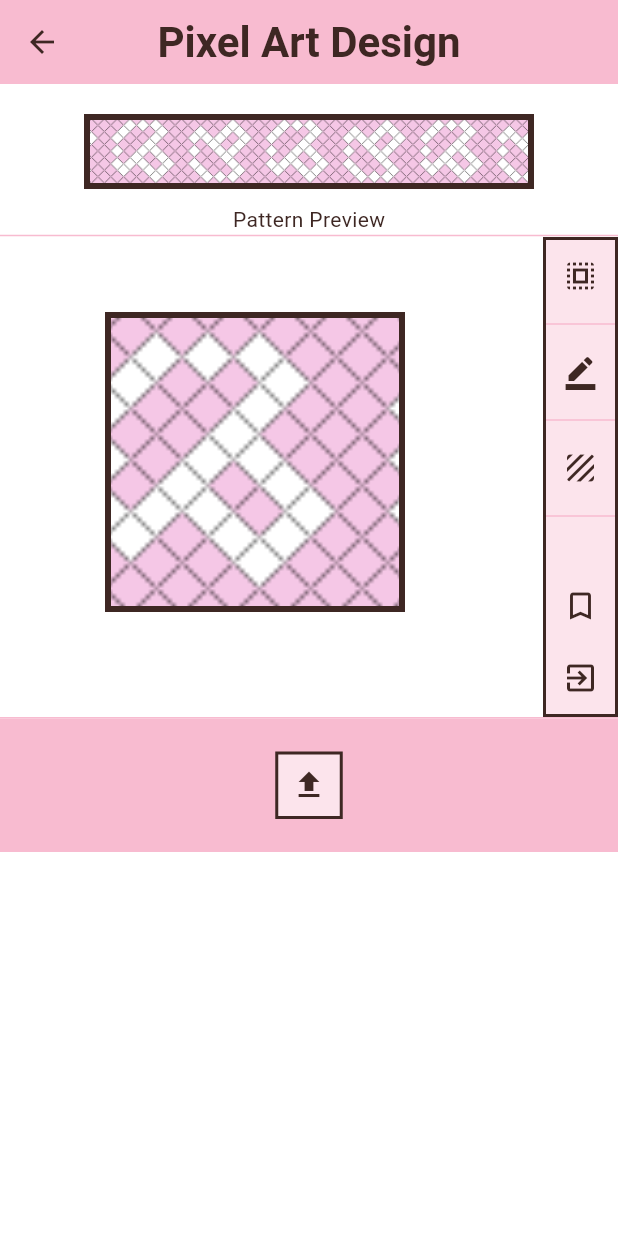
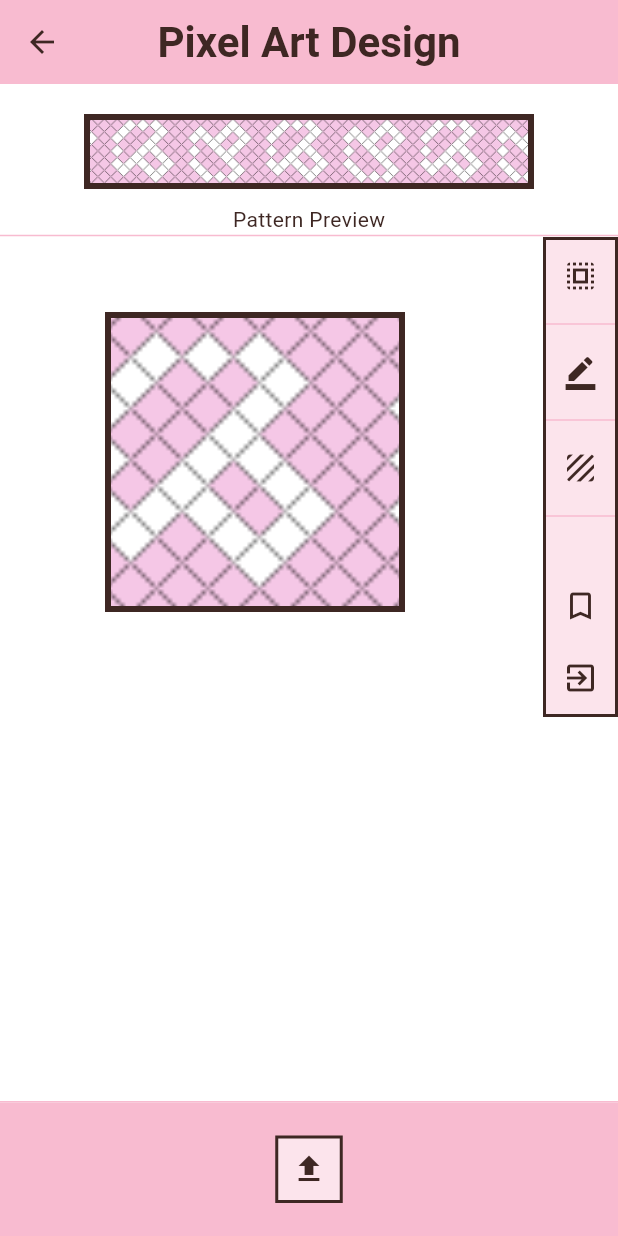
Before and after one commit to rmohl/Knot, a Flutter app: the PixelArtPage screen opened directly with empty values, on a phone screen of 412 x 824 dp. Run offline on Flutter 3.47's test engine with Material 3 defaults, Android fonts, the light colour scheme and no system bars.

Commit message:
All screen spacing fix

```diff
--- a/lib/PixelArtPage.dart
+++ b/lib/PixelArtPage.dart
@@ -65,7 +65,7 @@ class PixelArtPage extends StatelessWidget {
                   ),
                 ),
               ),
-              Spacer(),// Adjust the top padding as needed
+              Spacer(),
               Center(
                 child: Container(
                   width: 50, // Adjust width as needed
@@ -121,6 +121,7 @@ class PixelArtPage extends StatelessWidget {
               ),
             ],
           ),
+          Spacer(),
           Divider(color: theme.primaryColor, height: 1),
           Container(
             color: theme.primaryColor,
```
